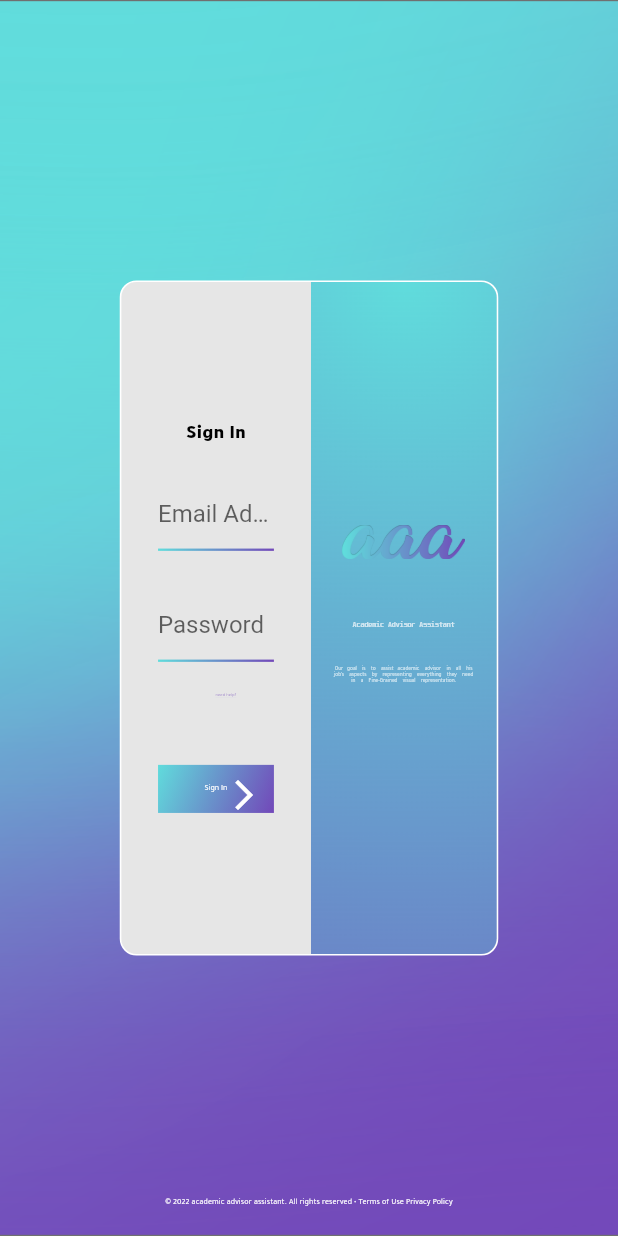
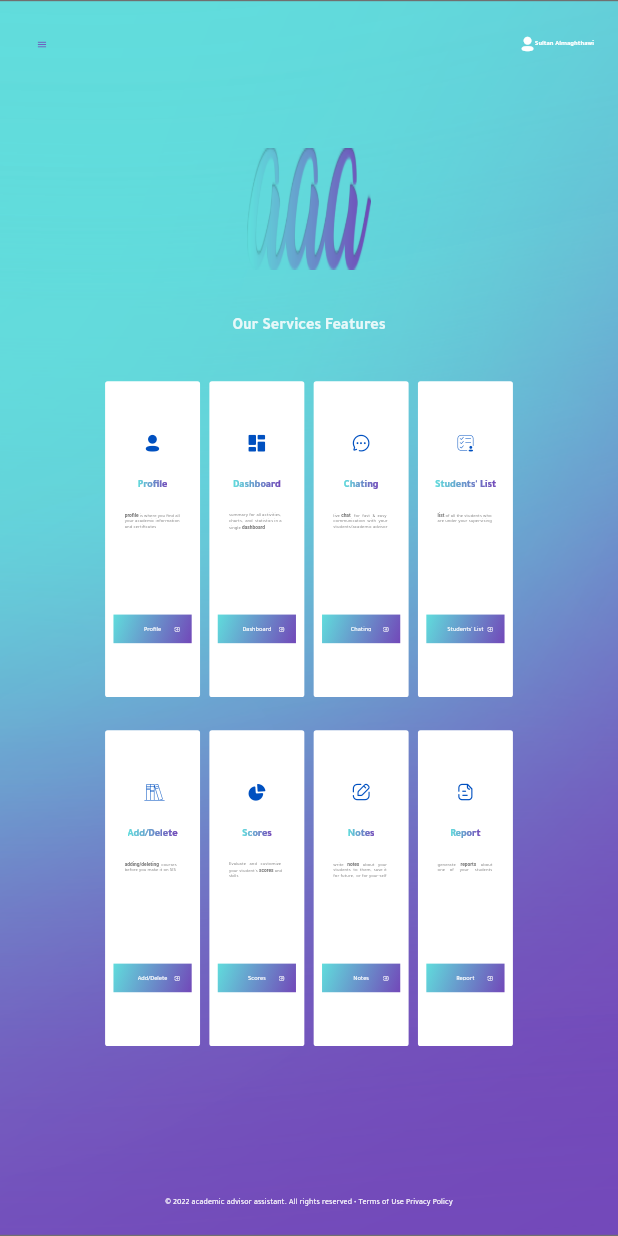
Before and after one commit to SultanEid/GP1-G3-AcademicAdviser, a Flutter app: the screen it shows after launch, on a phone screen of 412 x 824 dp. Run offline on Flutter 3.47's test engine with Material 2 defaults, Android fonts, the phone set to English and light mode, and no system bars; drawn by our look-alikes of simple_gradient_text; our stand-ins replace firebase_core, fl_chart, flutter_screenutil, syncfusion_flutter_gauges; accounts and stored records are empty.

Commit message:
Services UI
I have implemented our Services UI based on our design in adobe xd.

```diff
--- a/academic_adviser/lib/main.dart
+++ b/academic_adviser/lib/main.dart
@@ -1,4 +1,18 @@
 import 'package:flutter/material.dart';
 import 'pages/Wrapper.dart';
 
-void main() => runApp(MaterialApp(home: Wrapper(),));
+void main() => runApp(MyApp());
+
+
+class MyApp extends StatelessWidget {
+  const MyApp({Key? key}) : super(key: key);
+
+
+
+  @override
+  Widget build(BuildContext context) {
+    return MaterialApp(
+      home: Wrapper(),
+    );
+  }
+}
--- /dev/null
+++ b/academic_adviser/lib/pages/Services/Services.dart
@@ -0,0 +1,228 @@
+import 'package:academic_adviser/pages/Services/ServicesWidget/ServicesCard.dart';
+import 'package:academic_adviser/pages/UniversalWidget/AAA_Icons_Pack.dart';
+import 'package:academic_adviser/pages/UniversalWidget/Backgraound.dart';
+import 'package:academic_adviser/pages/UniversalWidget/Menu.dart';
+import 'package:flutter/material.dart';
+import 'package:flutter_screenutil/flutter_screenutil.dart';
+
+class Services extends StatelessWidget {
+  const Services({Key? key}) : super(key: key);
+
+
+  @override
+  Widget build(BuildContext context) {
+    return Scaffold(
+      extendBodyBehindAppBar: true,
+      drawer: SizedBox(
+        width: 513.w,
+        child: Drawer(
+          child: Menu(),
+          backgroundColor: Colors.transparent,
+          elevation: 0,
+        ),
+      ),
+      appBar: AppBar(
+        toolbarHeight: 78.h ,
+        backgroundColor: Colors.transparent,
+        elevation: 0,
+        iconTheme: IconThemeData(color: Color.fromARGB(255, 114, 72, 185),size: 34.sp),
+        title: Row(
+            mainAxisAlignment: MainAxisAlignment.end,
+            children: [
+              Icon(
+                  AAA_Icons_Pack.profile,
+                color: Colors.white,
+                size: 45.sp,
+              ),
+              Text(
+                "Sultan Almaghthawi",
+                textAlign: TextAlign.left,
+                style: TextStyle(
+                    fontSize: 21.sp,
+                    fontWeight: FontWeight.bold,
+                    fontFamily: 'Tajawal', color: Colors.white
+                ),
+              ),
+            ],
+        ),
+      ),
+      body: Stack(alignment: Alignment.center, children: [
+          BackgroundWidget(),
+          Column(
+            mainAxisAlignment: MainAxisAlignment.start,
+            children: [
+              SizedBox(
+                height: 129.h,
+              ),
+              Container(
+                width: 383.63.w,
+                height: 106.93.h,
+                decoration: BoxDecoration(
+                    image: DecorationImage(
+                        image: AssetImage(
+                          'assets/images/Logos/LogoWithoutStrapline.png',
+                        ),
+                        fit: BoxFit.fill)),
+              ),
+              SizedBox(
+                height: 41.1.h,
+              ),
+              Text(
+                'Our Services Features',
+                textAlign: TextAlign.center,
+                style: TextStyle(
+                    fontSize: 50.sp,
+                    fontWeight: FontWeight.bold,
+                    color: Color.fromARGB(255, 231, 248, 249),
+                    fontFamily: 'Tajawal'),
+              ),
+              SizedBox(
+                height: 39.h,
+              ),
+              Container(
+                width: 1267.w,
+                height: 619.h,
+                  child: Column(
+                    children: [
+                      Row(
+                        mainAxisAlignment: MainAxisAlignment.center,
+                        children: [
+                          ServicesCard(
+                            label: 'Profile',
+                            children:  [
+                              TextSpan(
+                                  text: 'profile',
+                                  style: TextStyle(fontWeight: FontWeight.bold)
+                              ),
+                              TextSpan(
+                                  text: ' is where you find all your academic information and certificates'
+                              )
+                            ],
+                            icon: AAA_Icons_Pack.profile,
+                          ),
+                          SizedBox(width: 29.w,),
+                          ServicesCard(
+                            label: 'Dashboard',
+                            children:  [
+                              TextSpan(
+                                  text: 'summary for all activities, charts,  and  statistics in a single '
+                              ),
+                              TextSpan(
+                                  text: 'dashboard',
+                                  style: TextStyle(fontWeight: FontWeight.bold)
+                              ),
+                            ],
+                            icon: AAA_Icons_Pack.dashboard,
+                          ),
+                          SizedBox(width: 29.w,),
+                          ServicesCard(
+                            label: 'Chating',
+                            children:  [
+                              TextSpan(
+                                  text: 'live '
+                              ),
+                              TextSpan(
+                                  text: 'chat',
+                                  style: TextStyle(fontWeight: FontWeight.bold)
+                              ),
+                              TextSpan(
+                                  text: '   for  fast  &  easy communication  with  your students/academic advisor'
+                              )
+                            ],
+                            icon: AAA_Icons_Pack.chat,
+                          ),
+                          SizedBox(width: 29.w,),
+                          ServicesCard(
+                            label: 'Students\' List',
+                            children:  [
+                              TextSpan(
+                                  text: 'list',
+                                  style: TextStyle(fontWeight: FontWeight.bold)
+                              ),
+                              TextSpan(
+                                  text: ' of all the students who  are under your supervising'
+                              )
+                            ],
+                            icon: AAA_Icons_Pack.student_list,
+                          ),
+                        ],
+                      ),
+                      SizedBox(height: 29.h,),
+                      Row(
+                        mainAxisAlignment: MainAxisAlignment.center,
+                        children: [
+                          ServicesCard(
+                            label: 'Add/Delete',
+                            children:  [
+                              TextSpan(
+                                  text: 'adding/deleting',
+                                  style: TextStyle(fontWeight: FontWeight.bold)
+                              ),
+                              TextSpan(
+                                  text: '  courses before you make it on SIS'
+                              )
+                            ],
+                            icon: AAA_Icons_Pack.books,
+                          ),
+                          SizedBox(width: 29.w,),
+                          ServicesCard(
+                            label: 'Scores',
+                            children:  [
+                              TextSpan(
+                                  text: 'Evaluate   and   customize  your student\'s '
+                              ),
+                              TextSpan(
+                                  text: 'scores',
+                                  style: TextStyle(fontWeight: FontWeight.bold)
+                              ),
+                              TextSpan(
+                                  text: ' and skills'
+                              )
+                            ],
+                            icon: AAA_Icons_Pack.graph,
+                          ),
+                          SizedBox(width: 29.w,),
+                          ServicesCard(
+                            label: 'Notes',
+                            children:  [
+                              TextSpan(
+                                  text: 'write   '
+                              ),
+                              TextSpan(
+                                  text: 'notes',
+                                  style: TextStyle(fontWeight: FontWeight.bold)
+                              ),
+                              TextSpan(
+                                  text: '   about   your students  to  them,  save it for future,  or for your-self'
+                              )
+                            ],
+                            icon: AAA_Icons_Pack.note,
+                          ),
+                          SizedBox(width: 29.w,),
+                          ServicesCard(
+                            label: 'Report',
+                            children:  [
+                              TextSpan(
+                                  text: 'generate    '
+                              ),
+                              TextSpan(
+                                  text: 'reports',
+                                  style: TextStyle(fontWeight: FontWeight.bold)
+                              ),
+                              TextSpan(
+                                  text: '    about one    of     your     students'
+                              )
+                            ],
+                            icon: AAA_Icons_Pack.report,
+                          )
+                        ],
+                      ),
+                    ],
+                  ),
+                ),
+            ],
+          ),
+        ]),
+    );
+  }
+}
--- /dev/null
+++ b/academic_adviser/lib/pages/Services/ServicesWidget/CardButton.dart
@@ -0,0 +1,63 @@
+import 'package:academic_adviser/pages/UniversalWidget/AAA_Icons_Pack.dart';
+import 'package:flutter/material.dart';
+import 'package:flutter_screenutil/flutter_screenutil.dart';
+
+class CardButton extends StatelessWidget {
+  const CardButton({Key? key, required this.label}) : super(key: key);
+  final String label;
+  @override
+  Widget build(BuildContext context) {
+    return Container(
+      width: 243.w,
+      height: 25.h,
+      alignment: Alignment.center,
+      decoration: BoxDecoration(
+          gradient: LinearGradient(
+              begin: Alignment.topLeft,
+              end: Alignment.bottomRight,
+              colors: [
+                Color.fromARGB(255, 96, 220, 220),
+                Color.fromARGB(255, 114, 72, 185)
+              ])),
+      child: SizedBox(
+        width: 243.w,
+        height: 25.h,
+        child: TextButton(
+            onPressed: () {},
+            style: ElevatedButton.styleFrom(
+              backgroundColor: Colors.transparent,
+              shadowColor: Colors.transparent,
+            ),
+            child: Stack(
+              children: [
+                Container(
+                  width: 360.w,
+                  height: 42.h,
+                  alignment: Alignment.center,
+                  child: Text(
+                    label,
+                    textAlign: TextAlign.center,
+                    style: TextStyle(
+                        color: Colors.white,
+                        fontSize: 20.sp,
+                        fontWeight: FontWeight.normal,
+                        fontFamily: 'Tajawal'),
+                  ),
+                ),
+                Container(
+                  width: 360.w,
+                  height: 42.h,
+                  alignment: Alignment.centerRight,
+                  child: Icon(
+                    AAA_Icons_Pack.next,
+                    color: Colors.white,
+                    size: 15.sp,
+                  ),
+                )
+              ],
+            )
+        ),
+      ),
+    );
+  }
+}
--- /dev/null
+++ b/academic_adviser/lib/pages/Services/ServicesWidget/ServicesCard.dart
@@ -0,0 +1,73 @@
+import 'package:academic_adviser/pages/Services/ServicesWidget/CardButton.dart';
+import 'package:academic_adviser/pages/UniversalWidget/AAA_Icons_Pack.dart';
+import 'package:flutter/material.dart';
+import 'package:flutter_screenutil/flutter_screenutil.dart';
+import 'package:simple_gradient_text/simple_gradient_text.dart';
+
+class ServicesCard extends StatelessWidget {
+  const ServicesCard({Key? key, required this.label, required this.icon, required this.children}) : super(key: key);
+  final String label;
+  final List<TextSpan> children;
+  final IconData icon;
+  @override
+  Widget build(BuildContext context) {
+    return Container(
+      width: 295.w,
+      height: 276.h,
+      decoration: BoxDecoration(
+        color: Colors.white,
+        borderRadius: BorderRadius.circular(8.w),
+      ),
+      child: Column(
+        mainAxisAlignment: MainAxisAlignment.center,
+        children: [
+          Icon(
+            icon,
+            size: 52.05.sp,
+            color: Color.fromARGB(255, 0, 80, 192),
+          ),
+          SizedBox(
+            height: 18.5,
+          ),
+          GradientText(
+            label,
+            textAlign: TextAlign.center,
+            style: TextStyle(
+              fontWeight: FontWeight.bold,
+              fontSize: 32.sp,
+              fontFamily: 'Tajawal',
+            ),
+            gradientType: GradientType.linear,
+            gradientDirection: GradientDirection.ltr,
+            colors: [
+              Color.fromARGB(255, 96, 220, 220),
+              Color.fromARGB(255, 114, 72, 185),
+            ],
+          ),
+          SizedBox(
+            height: 18.5.h,
+          ),
+          SizedBox(
+            width: 173.w,
+            height: 68.h,
+            child: RichText(
+              text: TextSpan(
+                  style: TextStyle(
+                      fontSize: 15.sp,
+                      color: Color.fromARGB(255, 112, 112, 112),
+                      fontFamily: 'Tajawal',
+                      fontWeight: FontWeight.normal
+                  ),
+                  children: children
+              ),
+            ),
+          ),
+          SizedBox(
+            height: 21.h,
+          ),
+          CardButton(label: label,),
+        ],
+      ),
+    );
+  }
+}
--- a/academic_adviser/lib/pages/SignIn/SignIn.dart
+++ b/academic_adviser/lib/pages/SignIn/SignIn.dart
@@ -1,4 +1,4 @@
-import 'package:academic_adviser/pages/SignIn/SignInWidgets/Backgraound.dart';
+import 'package:academic_adviser/pages/UniversalWidget/Backgraound.dart';
 import 'package:academic_adviser/pages/SignIn/SignInWidgets/SignInCard.dart';
 import 'package:flutter/material.dart';
 import 'package:flutter/services.dart';
--- a/academic_adviser/lib/pages/SignIn/SignInWidgets/SignInInputSection.dart
+++ b/academic_adviser/lib/pages/SignIn/SignInWidgets/SignInInputSection.dart
@@ -7,6 +7,8 @@ class SignInInputSection extends StatelessWidget {
 
   @override
   Widget build(BuildContext context) {
+    SignInTextField emailTextField = SignInTextField(labelTextPar: 'Email Address',hintTextPar: 'name@examble.com',);
+    SignInTextField passwordTextField = SignInTextField(labelTextPar: 'Password',hintTextPar: 'password',);
     return Container(
       width: 588.w,
       height: 590.h,
@@ -26,11 +28,11 @@ class SignInInputSection extends StatelessWidget {
           SizedBox(
             height: 30.h,
           ),
-          SignInTextField(labelTextPar: 'Email Address',hintTextPar: 'name@examble.com',),
+          emailTextField,
           SizedBox(
             height: 35.h,
           ),
-          SignInTextField(labelTextPar: 'Password',hintTextPar: 'password',),
+          passwordTextField,
           Container(
             width: 360.w,
             height: 60.h,
--- a/academic_adviser/lib/pages/SignIn/SignInWidgets/SignInTextField.dart
+++ b/academic_adviser/lib/pages/SignIn/SignInWidgets/SignInTextField.dart
@@ -2,9 +2,11 @@ import 'package:flutter/material.dart';
 import 'package:flutter_screenutil/flutter_screenutil.dart';
 
 class SignInTextField extends StatelessWidget {
-  const SignInTextField({Key? key, required this.labelTextPar, required this.hintTextPar}) : super(key: key);
+  SignInTextField({Key? key, required this.labelTextPar, required this.hintTextPar}) : super(key: key);
   final String labelTextPar;
   final String hintTextPar;
+  //----------------------------
+  String? val;
 
   @override
   Widget build(BuildContext context) {
@@ -14,6 +16,9 @@ class SignInTextField extends StatelessWidget {
           width: 360.w,
           height: 60.h,
           child: TextField(
+            onChanged: (input){
+              val = input;
+            },
             decoration: InputDecoration(
               labelText: this.labelTextPar,
               hintText: this.hintTextPar,
--- a/academic_adviser/lib/pages/Wrapper.dart
+++ b/academic_adviser/lib/pages/Wrapper.dart
@@ -1,3 +1,4 @@
+import 'package:academic_adviser/pages/Services/Services.dart';
 import 'package:flutter/material.dart';
 import 'package:flutter_screenutil/flutter_screenutil.dart';
 import 'SignIn/SignIn.dart';
@@ -14,7 +15,7 @@ class Wrapper extends StatelessWidget {
       builder: (context, child) {
         return Directionality(
           textDirection: TextDirection.ltr,
-          child: SignIn(),
+          child: Services(),
         );
       },
     );
```
Also changed, not shown: academic_adviser/lib/pages/UniversalWidget/Backgraound.dart (renamed from academic_adviser/lib/pages/SignIn/SignInWidgets/Backgraound.dart), academic_adviser/pubspec.lock.
